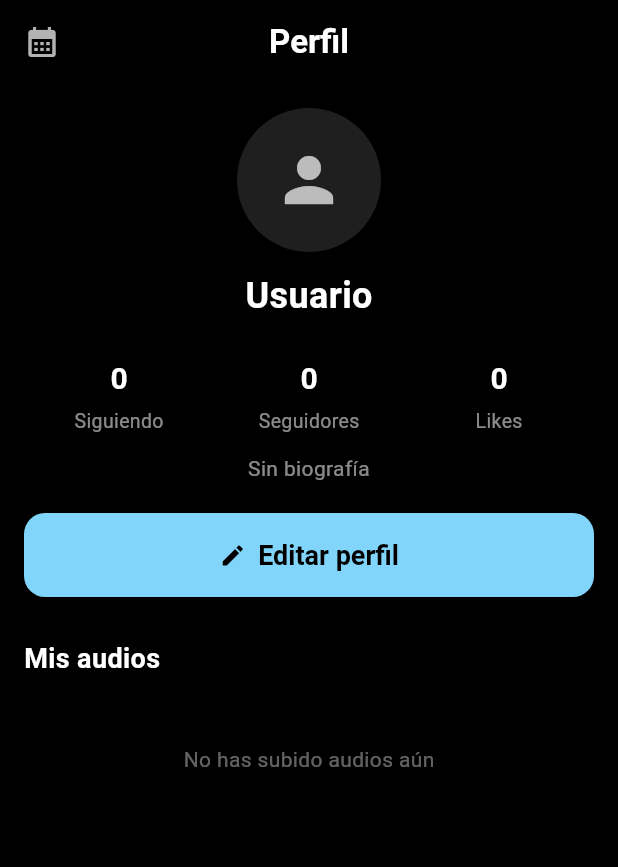
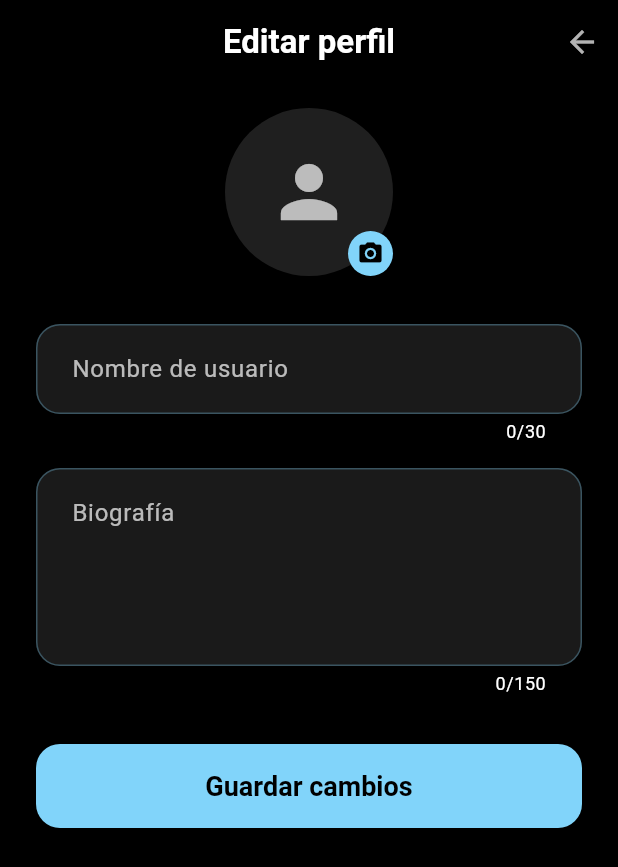
Before and after one commit to miikee183/Audia, a Flutter app: the ProfileScreen screen opened directly, after a tap on "Editar perfil", on a phone screen of 412 x 824 dp. Shown: the top 867 px of the screen. Run offline on Flutter 3.47's test engine with Material 3 defaults, Android fonts, the phone set to English and light mode, and no system bars; our stand-ins replace cached_network_image, flutter_svg, go_router, google_sign_in, image_cropper, image_picker and 2 more; missing offline and left inert: record; accounts and stored records are empty; network calls fail.

Commit message:
Add edit profile screen with photo, username, bio + PUT /perfil/me endpoint

```diff
--- /dev/null
+++ b/audia_app/lib/screens/edit_profile_screen.dart
@@ -0,0 +1,168 @@
+import 'dart:convert';
+import 'dart:io';
+import 'package:flutter/material.dart';
+import 'package:image_picker/image_picker.dart';
+import 'package:audia/theme/app_theme.dart';
+import 'package:audia/services/api_service.dart';
+import 'package:audia/widgets/profile_image.dart';
+
+class EditProfileScreen extends StatefulWidget {
+  final String currentUsername;
+  final String? currentBio;
+  final String? currentPhoto;
+
+  const EditProfileScreen({
+    super.key,
+    required this.currentUsername,
+    this.currentBio,
+    this.currentPhoto,
+  });
+
+  @override
+  State<EditProfileScreen> createState() => _EditProfileScreenState();
+}
+
+class _EditProfileScreenState extends State<EditProfileScreen> {
+  final ApiService _api = ApiService();
+  final ImagePicker _picker = ImagePicker();
+  late TextEditingController _usernameController;
+  late TextEditingController _bioController;
+  File? _newPhotoFile;
+  bool _saving = false;
+
+  @override
+  void initState() {
+    super.initState();
+    _usernameController = TextEditingController(text: widget.currentUsername);
+    _bioController = TextEditingController(text: widget.currentBio ?? '');
+  }
+
+  @override
+  void dispose() {
+    _usernameController.dispose();
+    _bioController.dispose();
+    _api.dispose();
+    super.dispose();
+  }
+
+  Future<void> _pickPhoto() async {
+    final cropped = await ImagePicker.platform.pickImage(
+      source: ImageSource.gallery,
+      maxWidth: 512,
+      maxHeight: 512,
+    );
+    if (cropped != null) {
+      setState(() => _newPhotoFile = File(cropped.path));
+    }
+  }
+
+  String? _encodePhoto() {
+    if (_newPhotoFile == null) return null;
+    final bytes = _newPhotoFile!.readAsBytesSync();
+    return base64Encode(bytes);
+  }
+
+  Future<void> _save() async {
+    setState(() => _saving = true);
+    try {
+      final body = <String, dynamic>{
+        'nombre_usuario': _usernameController.text.trim(),
+        'biografia': _bioController.text.trim(),
+      };
+      final photoBase64 = _encodePhoto();
+      if (photoBase64 != null) body['foto_perfil'] = photoBase64;
+
+      await _api.put('/perfil/me', body);
+      if (!mounted) return;
+      Navigator.of(context).pop(true);
+    } catch (e) {
+      if (!mounted) return;
+      ScaffoldMessenger.of(context).showSnackBar(
+        SnackBar(content: Text('Error: $e'), backgroundColor: Colors.red),
+      );
+    } finally {
+      if (mounted) setState(() => _saving = false);
+    }
+  }
+
+  @override
+  Widget build(BuildContext context) {
+    return Scaffold(
+      backgroundColor: Colors.black,
+      appBar: AppBar(
+        backgroundColor: Colors.black,
+        title: const Text('Editar perfil', style: TextStyle(fontWeight: FontWeight.bold)),
+        centerTitle: true,
+        leading: const SizedBox(),
+        actions: [
+          IconButton(
+            icon: const Icon(Icons.arrow_back, color: Colors.white70),
+            onPressed: () => Navigator.of(context).pop(),
+          ),
+        ],
+      ),
+      body: ListView(
+        padding: const EdgeInsets.symmetric(horizontal: 24, vertical: 16),
+        children: [
+          Center(
+            child: GestureDetector(
+              onTap: _pickPhoto,
+              child: Stack(
+                children: [
+                  ProfileImage(
+                    imageData: _newPhotoFile != null
+                        ? base64Encode(_newPhotoFile!.readAsBytesSync())
+                        : widget.currentPhoto,
+                    radius: 56,
+                  ),
+                  Positioned(
+                    bottom: 0,
+                    right: 0,
+                    child: Container(
+                      decoration: const BoxDecoration(
+                        color: AppTheme.primaryColor,
+                        shape: BoxShape.circle,
+                      ),
+                      padding: const EdgeInsets.all(6),
+                      child: const Icon(Icons.camera_alt, size: 18, color: Colors.black),
+                    ),
+                  ),
+                ],
+              ),
+            ),
+          ),
+          const SizedBox(height: 32),
+          TextField(
+            controller: _usernameController,
+            decoration: const InputDecoration(
+              labelText: 'Nombre de usuario',
+            ),
+            style: const TextStyle(color: Colors.white),
+            maxLength: 30,
+          ),
+          const SizedBox(height: 16),
+          TextField(
+            controller: _bioController,
+            decoration: const InputDecoration(
+              labelText: 'Biografía',
+              alignLabelWithHint: true,
+            ),
+            style: const TextStyle(color: Colors.white),
+            maxLines: 4,
+            maxLength: 150,
+          ),
+          const SizedBox(height: 32),
+          SizedBox(
+            width: double.infinity,
+            child: ElevatedButton(
+              onPressed: _saving ? null : _save,
+              child: _saving
+                  ? const SizedBox(width: 24, height: 24, child: CircularProgressIndicator(strokeWidth: 2))
+                  : const Text('Guardar cambios'),
+            ),
+          ),
+        ],
+      ),
+    );
+  }
+}
--- a/audia_app/lib/screens/profile_screen.dart
+++ b/audia_app/lib/screens/profile_screen.dart
@@ -9,6 +9,7 @@ import 'package:audia/services/api_service.dart';
 import 'package:audia/services/perfil_service.dart';
 import 'package:audia/widgets/profile_image.dart';
 import 'package:audia/helpers/formatters.dart';
+import 'package:audia/screens/edit_profile_screen.dart';
 
 class ProfileScreen extends StatefulWidget {
   const ProfileScreen({super.key});
@@ -150,7 +151,7 @@ class ProfileScreenState extends State<ProfileScreen> {
         centerTitle: true,
       ),
       body: ListView(
-        padding: const EdgeInsets.all(16),
+        padding: const EdgeInsets.symmetric(horizontal: 32, vertical: 16),
         children: [
           Center(
             child: Column(
@@ -197,10 +198,23 @@ class ProfileScreenState extends State<ProfileScreen> {
 
           const SizedBox(height: 20),
 
-          SizedBox(
-            width: double.infinity,
+          Row(
+            children: [
+              Expanded(
+                flex: 7,
                 child: ElevatedButton.icon(
-              onPressed: () {},
+                  onPressed: () async {
+                    final result = await Navigator.of(context).push<bool>(
+                      MaterialPageRoute(
+                        builder: (_) => EditProfileScreen(
+                          currentUsername: _nombreUsuario,
+                          currentBio: _biografia,
+                          currentPhoto: _fotoPerfil,
+                        ),
+                      ),
+                    );
+                    if (result == true) _loadProfile();
+                  },
                   icon: const Icon(Icons.edit, size: 18),
                   label: const Text('Editar perfil'),
                   style: ElevatedButton.styleFrom(
@@ -212,6 +226,24 @@ class ProfileScreenState extends State<ProfileScreen> {
                     ),
                   ),
                 ),
+              ),
+              const SizedBox(width: 10),
+              Expanded(
+                flex: 3,
+                child: ElevatedButton(
+                  onPressed: () {},
+                  style: ElevatedButton.styleFrom(
+                    backgroundColor: const Color(0xFF3A3A3A),
+                    foregroundColor: Colors.white,
+                    padding: const EdgeInsets.symmetric(vertical: 14),
+                    shape: RoundedRectangleBorder(
+                      borderRadius: BorderRadius.circular(14),
+                    ),
+                  ),
+                  child: const Icon(Icons.settings, size: 22),
+                ),
+              ),
+            ],
           ),
 
           const SizedBox(height: 28),
```
Also changed, not shown: audia_app/lib/services/api_service.dart (+17 -0 lines), 1 other file. Lines whose indentation alone changed are shown as unchanged.
